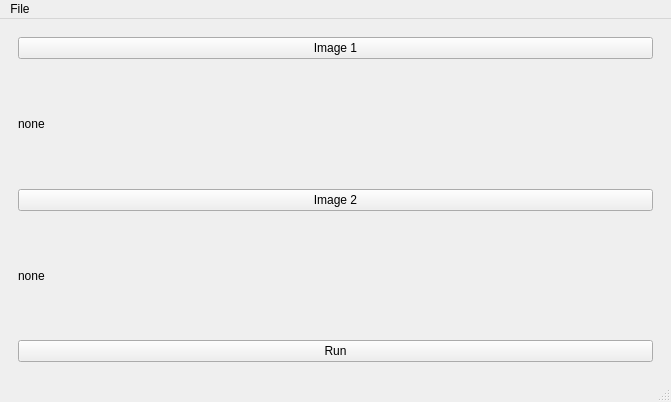
The window that mainwindow.ui (Tokyo-MQP-2024/IgniteCV) describes before a commit, drawn with Qt 5.
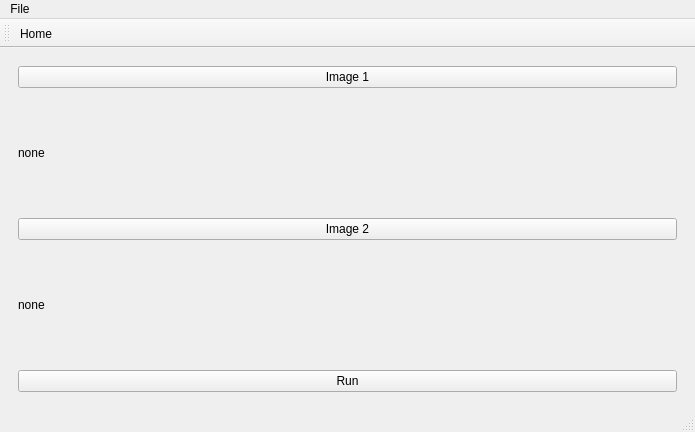
The same window after the commit. Icons and pictures are not drawn.

Commit message: Implemented image subtraction with UI

The edit to the form file:
```diff
--- a/mainwindow.ui
+++ b/mainwindow.ui
@@ -6,8 +6,8 @@
    <rect>
     <x>0</x>
     <y>0</y>
-    <width>671</width>
-    <height>402</height>
+    <width>695</width>
+    <height>432</height>
    </rect>
   </property>
   <property name="windowTitle">
@@ -145,7 +145,7 @@
     <rect>
      <x>0</x>
      <y>0</y>
-     <width>671</width>
+     <width>695</width>
      <height>20</height>
     </rect>
    </property>
@@ -158,6 +158,18 @@
    <addaction name="menuBig_Test"/>
   </widget>
   <widget class="QStatusBar" name="statusbar"/>
+  <widget class="QToolBar" name="toolBar">
+   <property name="windowTitle">
+    <string>toolBar</string>
+   </property>
+   <attribute name="toolBarArea">
+    <enum>TopToolBarArea</enum>
+   </attribute>
+   <attribute name="toolBarBreak">
+    <bool>false</bool>
+   </attribute>
+   <addaction name="actionHome"/>
+  </widget>
   <action name="actionOpen">
    <property name="icon">
     <iconset theme="QIcon::ThemeIcon::DocumentOpen"/>
@@ -166,6 +178,20 @@
     <string>Open</string>
    </property>
   </action>
+  <action name="actionHome">
+   <property name="icon">
+    <iconset theme="QIcon::ThemeIcon::GoHome"/>
+   </property>
+   <property name="text">
+    <string>Home</string>
+   </property>
+   <property name="toolTip">
+    <string>Return to homepage</string>
+   </property>
+   <property name="menuRole">
+    <enum>QAction::MenuRole::NoRole</enum>
+   </property>
+  </action>
  </widget>
  <resources/>
  <connections/>
```
The commit also changes 4 other files.
